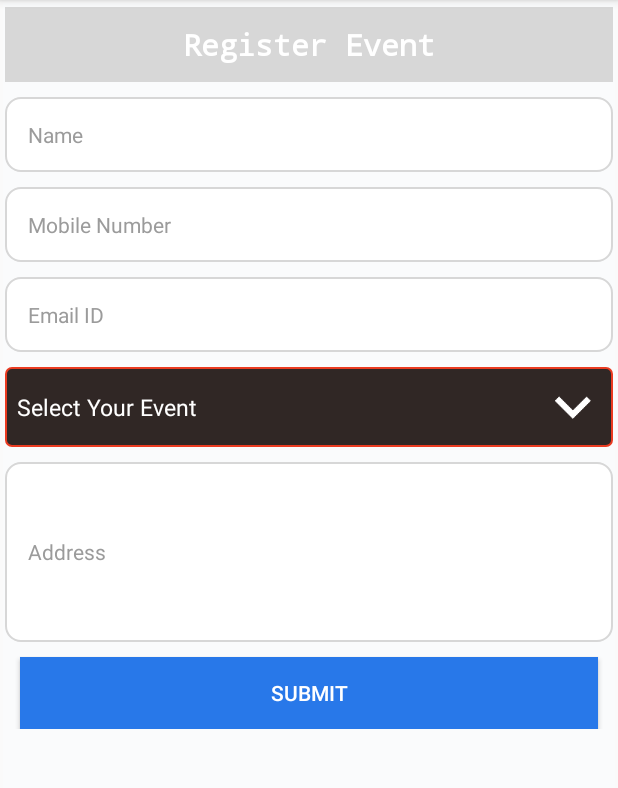
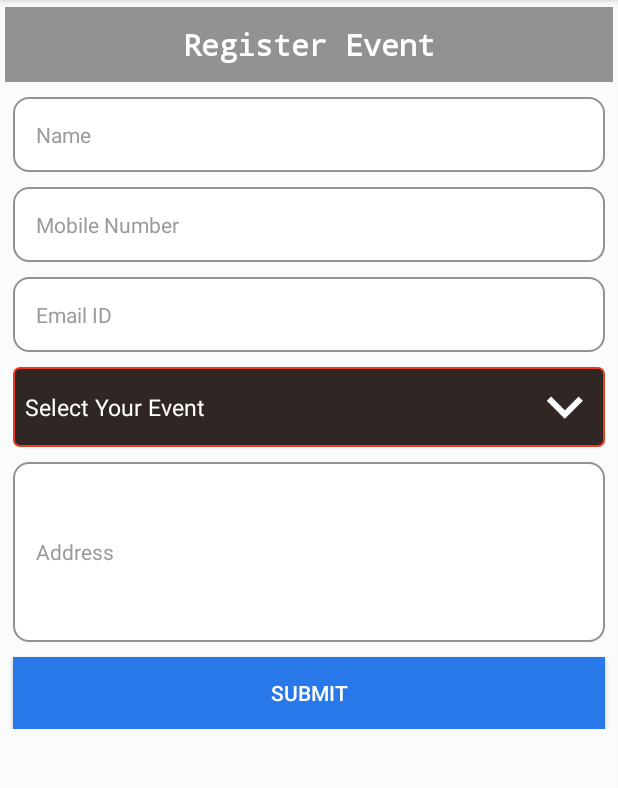
Before and after one commit to nandha-conzat/CovaiTV, an Android app: the screen it shows after launch (MainActivity), on a phone screen of 412 x 824 dp, the part 84-872 px from its top. Run offline under Robolectric (Android 15) with nearby library versions, the phone set to English and light mode, and no system bars.

Commit message:
Spinner update

```diff
--- /dev/null
+++ b/app/src/main/java/com/rukina/activity/SplashScreenActivity.java
@@ -0,0 +1,35 @@
+package com.rukina.activity;
+
+import android.app.Activity;
+import android.content.Intent;
+import android.os.Bundle;
+import android.os.Handler;
+
+import com.rukina.R;
+
+/**
+ * Created by Nandha on 04-11-2016.
+ */
+
+public class SplashScreenActivity extends Activity{
+
+    private static int SPLASH_TIME_OUT = 2000;
+
+    @Override
+    protected void onCreate(Bundle savedInstanceState) {
+        super.onCreate(savedInstanceState);
+        setContentView(R.layout.activity_splash_screen);
+
+        new Handler().postDelayed(new Runnable() {
+
+            @Override
+            public void run() {
+
+                Intent i = new Intent(SplashScreenActivity.this, MainActivity.class);
+                startActivity(i);
+                finish();
+            }
+        }, SPLASH_TIME_OUT);
+
+    }
+}
--- a/app/src/main/res/layout/fragment_register.xml
+++ b/app/src/main/res/layout/fragment_register.xml
@@ -39,6 +39,8 @@
                 android:background="@drawable/button_rounded_white_gray_border"
                 android:hint="Name"
                 android:inputType="text"
+                android:layout_marginLeft="5dp"
+                android:layout_marginRight="5dp"
                 android:padding="15dp"
                 android:singleLine="true"
                 android:textColorHint="@color/text_gray"
@@ -53,6 +55,8 @@
                 android:background="@drawable/button_rounded_white_gray_border"
                 android:hint="Mobile Number"
                 android:inputType="number"
+                android:layout_marginLeft="5dp"
+                android:layout_marginRight="5dp"
                 android:padding="15dp"
                 android:singleLine="true"
                 android:textColorHint="@color/text_gray"
@@ -67,6 +71,8 @@
                 android:background="@drawable/button_rounded_white_gray_border"
                 android:hint="Email ID"
                 android:inputType="textEmailAddress"
+                android:layout_marginLeft="5dp"
+                android:layout_marginRight="5dp"
                 android:padding="15dp"
                 android:singleLine="true"
                 android:textColorHint="@color/text_gray"
@@ -77,6 +83,8 @@
                 android:layout_width="match_parent"
                 style="@style/spinner_style"
                 android:layout_height="wrap_content"
+                android:layout_marginLeft="5dp"
+                android:layout_marginRight="5dp"
                 android:layout_below="@id/editText_email"
                 android:layout_marginBottom="@dimen/mainmargin"
                 android:textSize="15sp"></Spinner>
@@ -90,6 +98,8 @@
                 android:background="@drawable/button_rounded_white_gray_border"
                 android:hint="Address"
                 android:inputType="textMultiLine"
+                android:layout_marginLeft="5dp"
+                android:layout_marginRight="5dp"
                 android:padding="15dp"
                 android:singleLine="true"
                 android:textColorHint="@color/text_gray"
@@ -101,10 +111,10 @@
                 android:layout_height="wrap_content"
                 android:layout_below="@+id/editText_address"
                 android:layout_centerInParent="true"
-                android:layout_marginLeft="10dp"
-                android:layout_marginRight="10dp"
+                android:layout_marginLeft="5dp"
+                android:layout_marginRight="5dp"
                 android:background="@color/buttont_bg_blue"
-                android:padding="10dp"
+                android:padding="5dp"
                 android:text="Submit"
                 android:textColor="@color/white" />
 
--- a/app/src/main/res/values/colors.xml
+++ b/app/src/main/res/values/colors.xml
@@ -7,7 +7,7 @@
     <color name="white">#ffffff</color>
     <color name="colorTitle">#f75749</color>
     <color name="colorBlack">#000000</color>
-    <color name="button_bg_gray">#d7d7d7</color>
+    <color name="button_bg_gray">#939292</color>
     <color name="text_gray">#9B9B9B</color>
     <color name="buttont_bg_blue">#2878e9</color>
     <color name="orange">#EA3b21</color>
--- a/app/src/main/res/values/styles.xml
+++ b/app/src/main/res/values/styles.xml
@@ -21,6 +21,15 @@
         <item name="android:popupBackground">#312725</item>
     </style>
 
+    <style name="AppFullScreenTheme" parent="Theme.AppCompat.Light.NoActionBar">
+        <item name="android:windowNoTitle">true</item>
+        <item name="android:windowActionBar">false</item>
+        <item name="android:windowFullscreen">true</item>
+        <item name="android:windowContentOverlay">@null</item>
+        <item name="android:windowIsTranslucent">true</item>
+
+    </style>
+
     <style name="AppTheme.AppBarOverlay" parent="ThemeOverlay.AppCompat.Dark.ActionBar" />
 
     <style name="AppTheme.PopupOverlay" parent="ThemeOverlay.AppCompat.Light" />
```
Also changed, not shown: app/src/main/AndroidManifest.xml (+8 -0 lines), app/src/main/res/layout/activity_splash_screen.xml (added, +12 -0 lines), app/src/main/res/drawable/splash.png (added).
